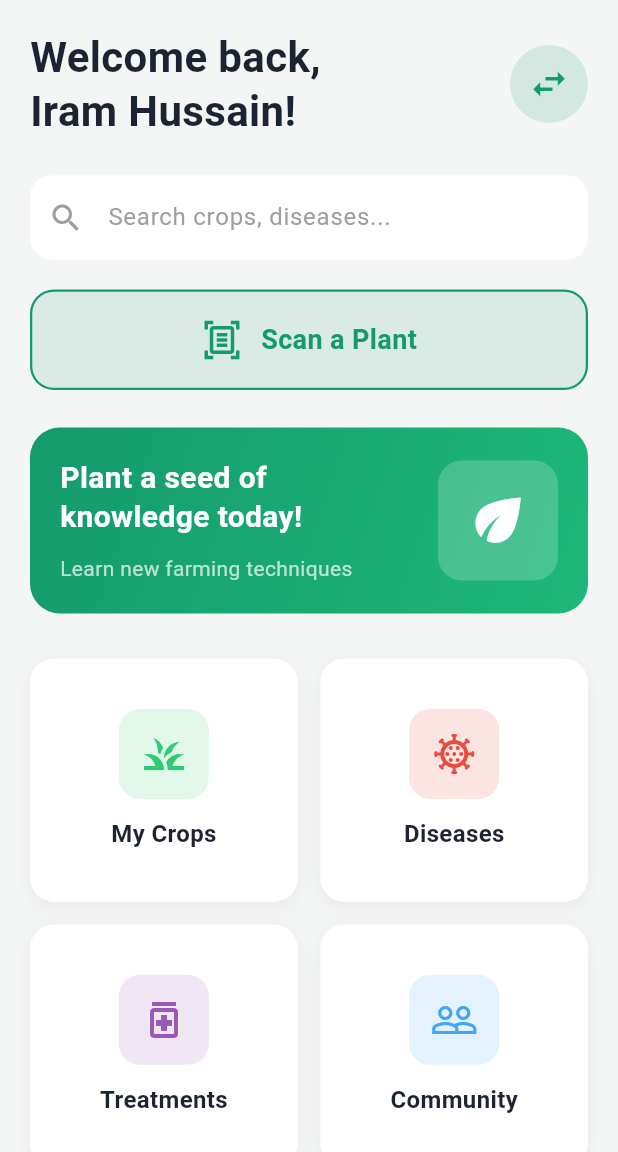
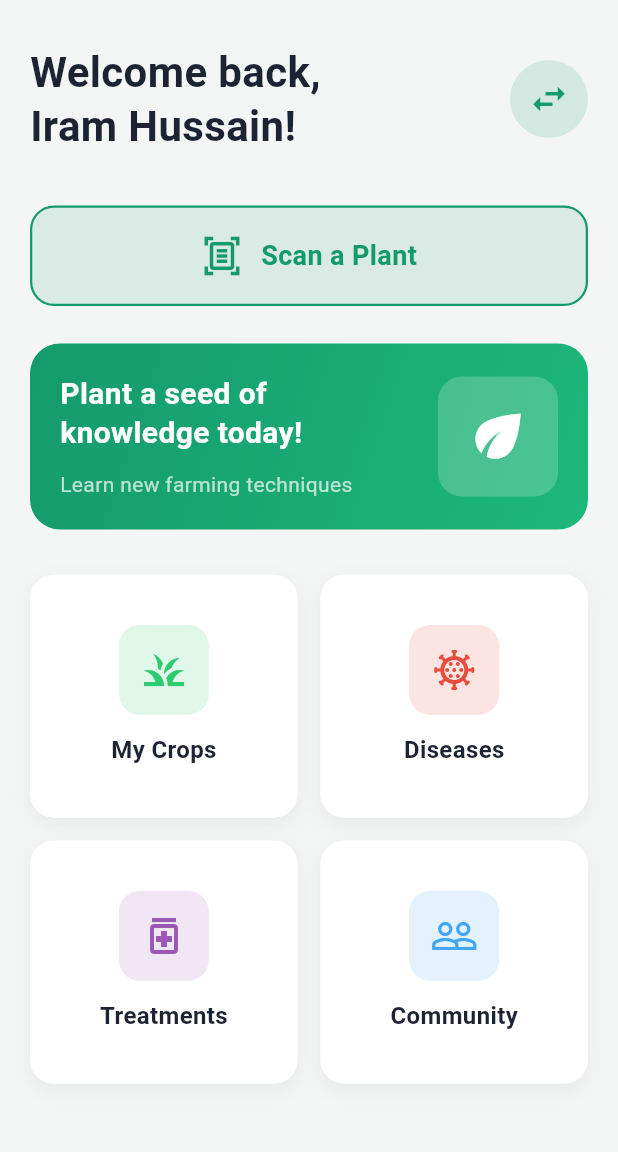
Before and after one commit to iramcoder/CROP_DOCTOR, a Flutter app: the screen it shows after launch, after a tap on "Iram Hussain", on a phone screen of 412 x 824 dp. Shown: the top 1152 px of the screen. Run offline on Flutter 3.47's test engine with Material 3 defaults, Android fonts, the phone set to English and light mode, and no system bars; our stand-ins replace hive_flutter, image_picker; missing offline and left inert: tflite_v2; accounts and stored records are empty.

Commit message:
Changes fro app logo, removing search bar

```diff
--- a/lib/screens/home_screen.dart
+++ b/lib/screens/home_screen.dart
@@ -63,7 +63,6 @@ class HomeScreen extends StatelessWidget {
       if (image != null) {
         final Uint8List imageBytes = await image.readAsBytes();
         if (!context.mounted) return;
-
         Navigator.push(
           context,
           MaterialPageRoute(builder: (context) => DiagnoseScreen(imageBytes: imageBytes, userName: userName)),
@@ -88,7 +87,7 @@ class HomeScreen extends StatelessWidget {
             child: Column(
               crossAxisAlignment: CrossAxisAlignment.start,
               children: [
-                const SizedBox(height: 20),
+                const SizedBox(height: 30),
 
                 // --- HEADER WITH DYNAMIC GREETING & PROFILE SWAP ACTION ---
                 Row(
@@ -115,17 +114,8 @@ class HomeScreen extends StatelessWidget {
                     ),
                   ],
                 ),
-                const SizedBox(height: 25),
 
-                // --- DECORATIVE SEARCH BAR ---
-                TextField(
-                  decoration: InputDecoration(
-                    hintText: "Search crops, diseases...", hintStyle: const TextStyle(color: Colors.grey), prefixIcon: const Icon(Icons.search, color: Colors.grey),
-                    filled: true, fillColor: Colors.white, contentPadding: const EdgeInsets.symmetric(vertical: 16, horizontal: 20),
-                    border: OutlineInputBorder(borderRadius: BorderRadius.circular(14), borderSide: BorderSide.none),
-                  ),
-                ),
-                const SizedBox(height: 20),
+                const SizedBox(height: 35),
 
                 // --- MAIN CTAS: SCAN A PLANT BUTTON ---
                 GestureDetector(
@@ -142,6 +132,7 @@ class HomeScreen extends StatelessWidget {
                     ),
                   ),
                 ),
+
                 const SizedBox(height: 25),
 
                 // --- PROMOTIONAL BANNER ---
@@ -161,6 +152,7 @@ class HomeScreen extends StatelessWidget {
                     ],
                   ),
                 ),
+
                 const SizedBox(height: 30),
 
                 // --- THE REORDERED FEATURE GRID ---
--- a/lib/screens/login_screen.dart
+++ b/lib/screens/login_screen.dart
@@ -1,20 +1,25 @@
 import 'package:flutter/material.dart';
 import 'package:hive_flutter/hive_flutter.dart';
 import 'home_screen.dart';
+
 class LoginScreen extends StatefulWidget {
   const LoginScreen({super.key});
+
   @override
   State<LoginScreen> createState() => _LoginScreenState();
 }
+
 class _LoginScreenState extends State<LoginScreen> {
   final TextEditingController _newUserController = TextEditingController();
   List<String> existingUsers = [];
   final _userBox = Hive.box('user_database');
+
   @override
   void initState() {
     super.initState();
     _loadUsers();
   }
+
   void _loadUsers() {
     List<dynamic>? savedData = _userBox.get('users_list');
     setState(() {
@@ -28,6 +33,7 @@ class _LoginScreenState extends State<LoginScreen> {
       }
     });
   }
+
   void _saveNewUser(String name) {
     if (!existingUsers.contains(name)) {
       setState(() => existingUsers.add(name));
@@ -36,6 +42,7 @@ class _LoginScreenState extends State<LoginScreen> {
       _userBox.put('users_list', listToSave);
     }
   }
+
   void _loginAsUser(String userName, {bool isNewUser = false}) {
     Navigator.pushReplacement(
       context,
@@ -44,6 +51,7 @@ class _LoginScreenState extends State<LoginScreen> {
       ),
     );
   }
+
   void _createNewUser() {
     String newName = _newUserController.text.trim();
     if (newName.isNotEmpty) {
@@ -69,13 +77,12 @@ class _LoginScreenState extends State<LoginScreen> {
               crossAxisAlignment: CrossAxisAlignment.start,
               children: [
                 const SizedBox(height: 50),
-                const Text("Crop Doctor", style: TextStyle(fontSize: 32, fontWeight: FontWeight.bold, color: Color(0xFF159A6C))),
+                const Text("Crop Doc", style: TextStyle(fontSize: 32, fontWeight: FontWeight.bold, color: Color(0xFF159A6C))),
                 const SizedBox(height: 8),
                 const Text("Who is using the app today?", style: TextStyle(fontSize: 16, color: Colors.grey)),
                 const SizedBox(height: 40),
                 const Text("EXISTING PROFILES", style: TextStyle(fontWeight: FontWeight.bold, color: Colors.grey, fontSize: 12, letterSpacing: 1.2)),
                 const SizedBox(height: 15),
-
                 ListView.builder(
                   shrinkWrap: true,
                   physics: const NeverScrollableScrollPhysics(),
@@ -110,7 +117,6 @@ class _LoginScreenState extends State<LoginScreen> {
                     );
                   },
                 ),
-
                 const SizedBox(height: 25),
                 const Row(
                   children: [
@@ -123,10 +129,8 @@ class _LoginScreenState extends State<LoginScreen> {
                   ],
                 ),
                 const SizedBox(height: 25),
-
                 const Text("CREATE NEW PROFILE", style: TextStyle(fontWeight: FontWeight.bold, color: Colors.grey, fontSize: 12, letterSpacing: 1.2)),
                 const SizedBox(height: 15),
-
                 TextField(
                   controller: _newUserController,
                   decoration: InputDecoration(
@@ -138,9 +142,7 @@ class _LoginScreenState extends State<LoginScreen> {
                     border: OutlineInputBorder(borderRadius: BorderRadius.circular(14), borderSide: BorderSide.none),
                   ),
                 ),
-
                 const SizedBox(height: 15),
-
                 SizedBox(
                   width: double.infinity,
                   height: 55,
@@ -151,10 +153,10 @@ class _LoginScreenState extends State<LoginScreen> {
                       elevation: 0,
                     ),
                     onPressed: _createNewUser,
-                    child: const Text("Create Profile & Start", style: TextStyle(fontSize: 16, fontWeight: FontWeight.bold)),
+                    // FIXED: Explicitly forced the text color to white to override Flutter's default purple!
+                    child: const Text("Create Profile & Start", style: TextStyle(fontSize: 16, fontWeight: FontWeight.bold, color: Colors.white)),
                   ),
                 ),
-
                 const SizedBox(height: 40),
               ],
             ),
```
Also changed, not shown: pubspec.yaml (+16 -3 lines), assets/logo.png (added), pubspec.lock, 2 other files.
